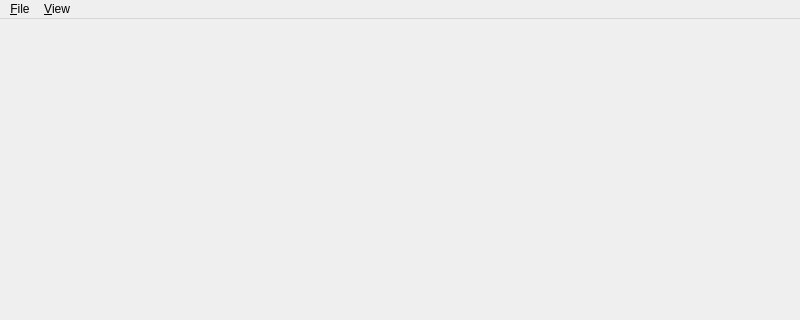
Old version of the form src/mainwindow.ui in the repository chrismile/met.3d; both pictures show x 0 to 800 and y 0 to 320 of the 800 by 600 pixel window.
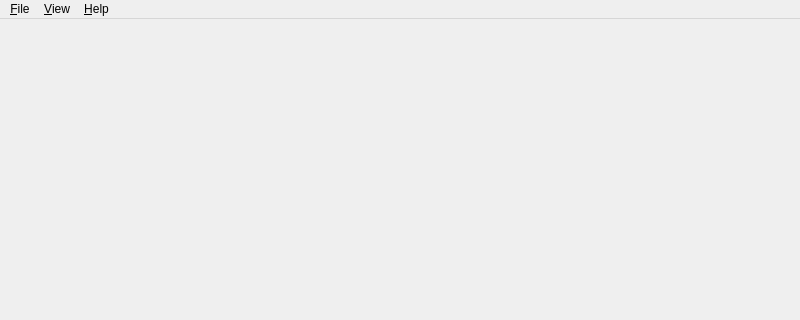
New version of the form.

Commit message: added 'help' menu with link to online documentation and about dialog

The edit to the form file:
```diff
--- a/src/mainwindow.ui
+++ b/src/mainwindow.ui
@@ -72,8 +72,20 @@
     <addaction name="actionFullScreen"/>
     <addaction name="menu_Layout"/>
    </widget>
+   <widget class="QMenu" name="menu_Help">
+    <property name="title">
+     <string>&amp;Help</string>
+    </property>
+    <addaction name="actionOnlineManual"/>
+    <addaction name="separator"/>
+    <addaction name="actionReportABug"/>
+    <addaction name="separator"/>
+    <addaction name="actionAboutQt"/>
+    <addaction name="actionAboutMet3D"/>
+   </widget>
    <addaction name="menuFile"/>
    <addaction name="menu_View"/>
+   <addaction name="menu_Help"/>
   </widget>
   <action name="actionExit">
    <property name="text">
```
Left out of the diff: 26 changed lines with no effect on the pictures. The commit also changes 5 other files.
